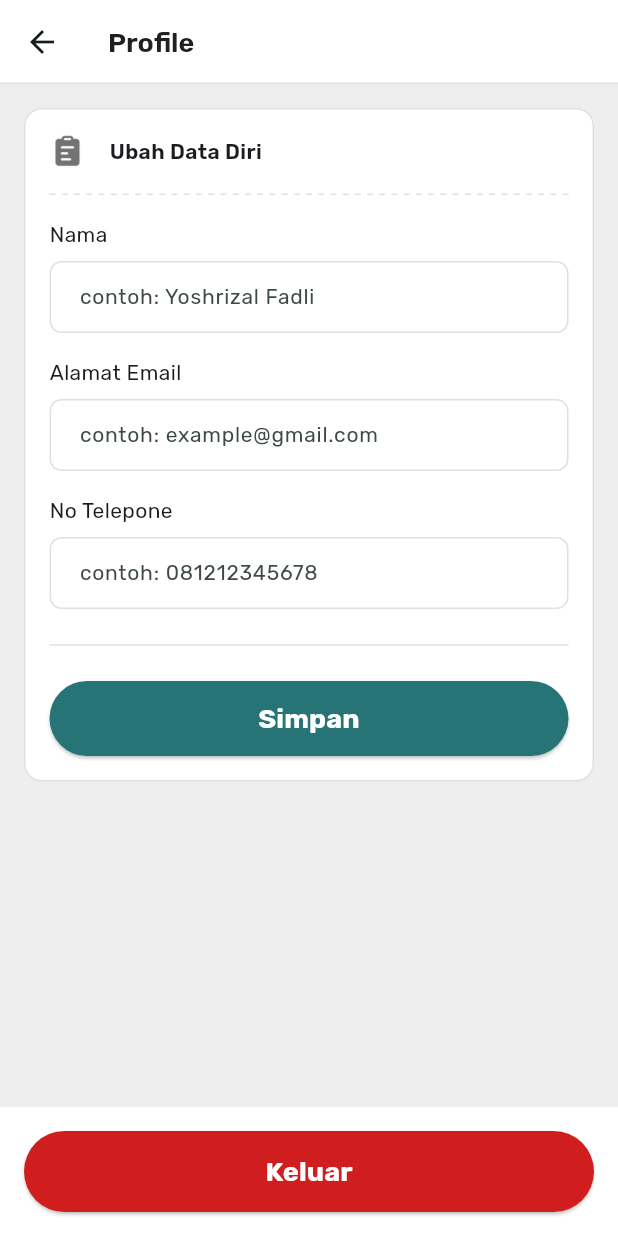
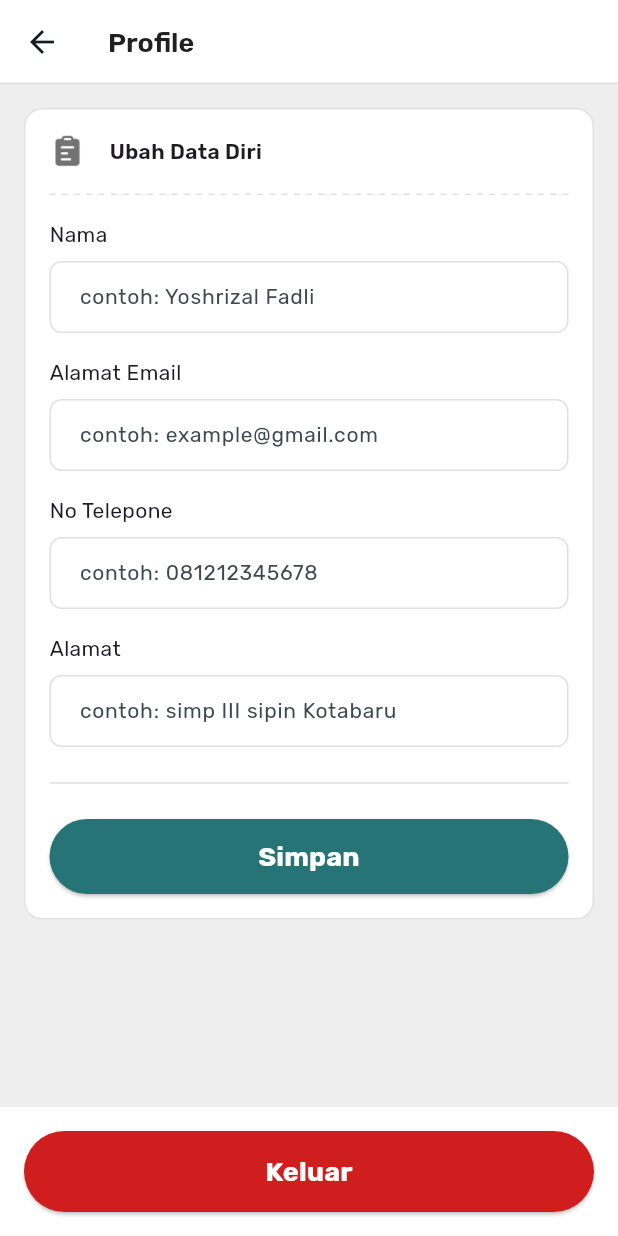
Before and after one commit to yijalll/yogi_travapp, a Flutter app: the ProfilePage screen opened directly, on a phone screen of 412 x 824 dp. Run offline on Flutter 3.47's test engine with Material 3 defaults, Android fonts, the phone set to English and light mode, and no system bars; our stand-ins replace bloc, equatable, flutter_bloc, google_fonts, image_picker, shared_preferences; accounts and stored records are empty; network calls fail.

Commit message:
pen makan

```diff
--- a/lib/models/register_request.dart
+++ b/lib/models/register_request.dart
@@ -15,6 +15,7 @@ class RegisterRequest {
   final String? name;
   final String? email;
   final String? phone;
+  final String? alamat;
   final String? password;
   final String? confPassword;
 
@@ -23,6 +24,7 @@ class RegisterRequest {
     this.name,
     this.email,
     this.phone,
+    this.alamat,
     this.password,
     this.confPassword,
   });
@@ -32,6 +34,7 @@ class RegisterRequest {
         name: json["name"],
         email: json["email"],
         phone: json["phone"],
+        alamat: json["alamat"],
         password: json["password"],
         confPassword: json["confPassword"],
       );
@@ -42,6 +45,7 @@ class RegisterRequest {
         "phone": phone,
         "password": password,
         "confPassword": confPassword,
+        "alamat": alamat,
         "role": "user",
       };
 }
--- a/lib/models/user_response.dart
+++ b/lib/models/user_response.dart
@@ -33,6 +33,7 @@ class User {
   final String? password;
   final String? refreshToken;
   final String? role;
+  final String? alamat;
   final DateTime? createdAt;
   final DateTime? updatedAt;
 
@@ -44,6 +45,7 @@ class User {
     this.password,
     this.refreshToken,
     this.role,
+    this.alamat,
     this.createdAt,
     this.updatedAt,
   });
@@ -56,6 +58,7 @@ class User {
         password: json["password"],
         refreshToken: json["refresh_token"],
         role: json["role"],
+        alamat: json["alamat"],
         createdAt: json["createdAt"] == null
             ? null
             : DateTime.parse(json["createdAt"]),
@@ -72,6 +75,7 @@ class User {
         "password": password,
         "refresh_token": refreshToken,
         "role": role,
+        "alamat": alamat,
         "createdAt": createdAt?.toIso8601String(),
         "updatedAt": updatedAt?.toIso8601String(),
       };
--- a/lib/pages/profile_page.dart
+++ b/lib/pages/profile_page.dart
@@ -24,6 +24,7 @@ class _ProfilePageState extends State<ProfilePage> {
   final phoneNumberController = TextEditingController();
   final passwordController = TextEditingController();
   final confirmPasswordController = TextEditingController();
+  final alamatController = TextEditingController();
 
   @override
   void initState() {
@@ -36,6 +37,7 @@ class _ProfilePageState extends State<ProfilePage> {
     nameController.text = user?.data?.name ?? '';
     emailController.text = user?.data?.email ?? '';
     phoneNumberController.text = user?.data?.phone ?? '';
+    alamatController.text = user?.data?.alamat ?? '';
     passwordController.text = '';
     confirmPasswordController.text = '';
   }
@@ -47,6 +49,7 @@ class _ProfilePageState extends State<ProfilePage> {
     phoneNumberController.dispose();
     passwordController.dispose();
     confirmPasswordController.dispose();
+    alamatController.dispose();
     super.dispose();
   }
 
@@ -124,6 +127,14 @@ class _ProfilePageState extends State<ProfilePage> {
                   textInputAction: TextInputAction.next,
                 ),
                 const SizedBox(height: 16.0),
+                CustomTextField(
+                  controller: alamatController,
+                  label: 'Alamat',
+                  hintText: 'contoh: simp III sipin Kotabaru',
+                  keyboardType: TextInputType.streetAddress,
+                  textInputAction: TextInputAction.next,
+                ),
+                const SizedBox(height: 16.0),
                 // CustomTextField(
                 //   controller: passwordController,
                 //   label: 'Password',
@@ -174,6 +185,7 @@ class _ProfilePageState extends State<ProfilePage> {
                           phone: phoneNumberController.text,
                           password: passwordController.text,
                           confPassword: confirmPasswordController.text,
+                          alamat: alamatController.text,
                         );
                         if (context.mounted) {
                           context
--- a/lib/pages/register_page.dart
+++ b/lib/pages/register_page.dart
@@ -19,6 +19,7 @@ class _RegisterPageState extends State<RegisterPage> {
   final phoneNumberController = TextEditingController();
   final passwordController = TextEditingController();
   final confirmPasswordController = TextEditingController();
+  final alamatController = TextEditingController();
 
   @override
   void dispose() {
@@ -27,6 +28,7 @@ class _RegisterPageState extends State<RegisterPage> {
     phoneNumberController.dispose();
     passwordController.dispose();
     confirmPasswordController.dispose();
+    alamatController.dispose();
     super.dispose();
   }
 
@@ -66,6 +68,12 @@ class _RegisterPageState extends State<RegisterPage> {
               label: 'No Telepone',
               hintText: 'contoh: 081212345678',
               keyboardType: TextInputType.number,
+              textInputAction: TextInputAction.next,
+            ),
+            CustomTextField(
+              controller: alamatController,
+              label: 'Alamat',
+              hintText: 'contoh: simp III sipin Kotabaru',
               textInputAction: TextInputAction.next,
             ),
             const SizedBox(height: 16.0),
@@ -112,6 +120,7 @@ class _RegisterPageState extends State<RegisterPage> {
                     name: nameController.text,
                     email: emailController.text,
                     phone: phoneNumberController.text,
+                    alamat: alamatController.text,
                     password: passwordController.text,
                     confPassword: confirmPasswordController.text,
                   );
--- a/lib/pages/ticket_list_page.dart
+++ b/lib/pages/ticket_list_page.dart
@@ -78,6 +78,8 @@ class TicketListPage extends StatelessWidget {
                             Text(
                                 'Jambi > ${item.kota!.namaKota!} '), // Mengatur rute
                             Text(
+                                DateFormat('dd MMMM yyyy', 'id_ID').format(item.tanggal!)), // Mengatur tanggal keberangkatan
+                            Text(
                                 'Jam Keberangkatan > ${item.jam!}'), // Mengatur jam keberangkatan
                           ],
                         ),
```
Also changed, not shown: lib/pages/payment_page.dart (+4 -4 lines).
